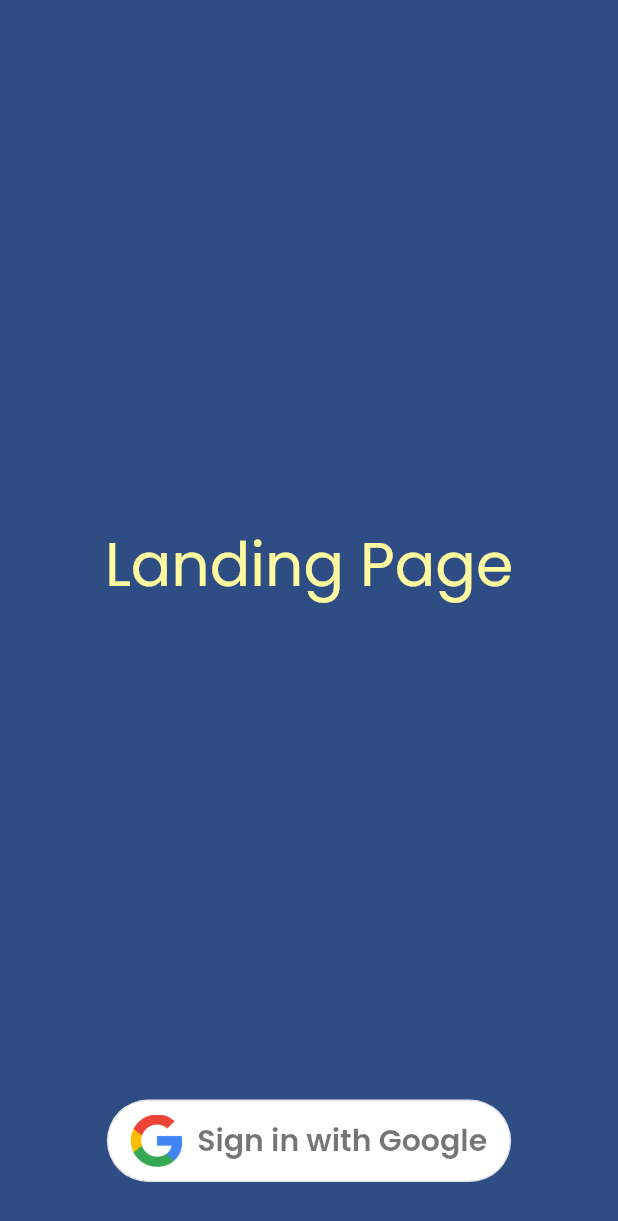
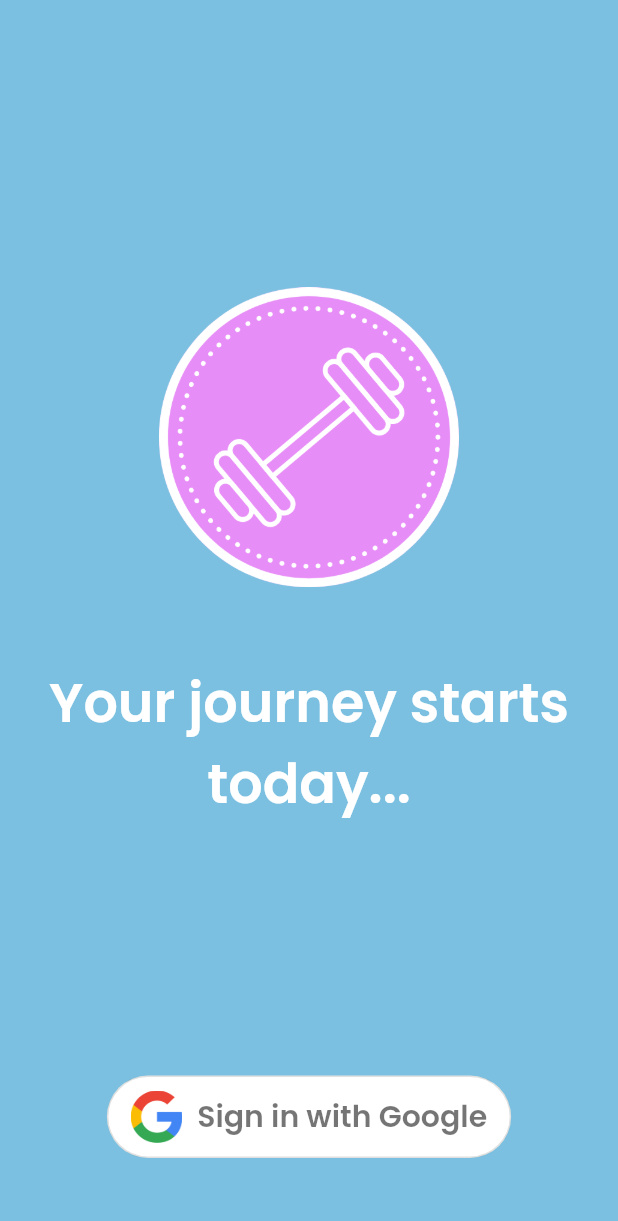
Before and after one commit to alexisbl14/fitness_tracker_app, a Flutter app: the screen it shows after launch, on a phone screen of 412 x 824 dp. Shown: the top 1221 px of the screen. Run offline on Flutter 3.47's test engine with Material 2 defaults, Android fonts, the phone set to English and light mode, and no system bars; our stand-ins replace cloud_firestore, firebase_auth, firebase_core, google_sign_in; accounts and stored records are empty.

Commit message:
Updated sign-in screen

```diff
--- a/lib/screens/home/home_page.dart
+++ b/lib/screens/home/home_page.dart
@@ -1,6 +1,6 @@
 // ignore_for_file: prefer_const_constructors, prefer_const_literals_to_create_immutables
 
-import 'dart:ffi';
+//import 'dart:ffi';
 
 import 'package:firebase_auth/firebase_auth.dart';
 import 'package:fitness_tracker_app/services/FBAuthentication.dart';
--- a/lib/screens/page/sign_in_screen.dart
+++ b/lib/screens/page/sign_in_screen.dart
@@ -1,4 +1,5 @@
 import 'package:fitness_tracker_app/services/FBAuthentication.dart';
+import 'package:fitness_tracker_app/widgets/workout_logo_widget.dart';
 import 'package:flutter/cupertino.dart';
 import 'package:flutter/material.dart';
 
@@ -16,7 +17,7 @@ class _SignInScreenState extends State<SignInScreen> {
   @override
   Widget build(BuildContext context) {
     return Scaffold(
-      backgroundColor: const Color.fromARGB(255, 46, 77, 133),
+      backgroundColor: const Color.fromARGB(255, 123, 192, 224),
       body: SafeArea(
         child: Padding(
           padding: const EdgeInsets.only(
@@ -33,13 +34,16 @@ class _SignInScreenState extends State<SignInScreen> {
                   mainAxisSize: MainAxisSize.min,
                   mainAxisAlignment: MainAxisAlignment.center,
                   children: const [
-                    SizedBox(height: 20),
+                    WorkoutLogoWidget(),
+                    SizedBox(height: 50),
                     Text(
-                      'Landing Page',
+                      'Your journey starts today...',
                       style: TextStyle(
-                        color: Color.fromARGB(255, 252, 249, 159),
-                        fontSize: 40,
+                        color: Color.fromARGB(255, 255, 255, 255),
+                        fontSize: 36,
+                        fontWeight: FontWeight.w700
                       ),
+                      textAlign: TextAlign.center,
                     ),
                   ],
                 ),
--- a/lib/widgets/google_sign_in_button.dart
+++ b/lib/widgets/google_sign_in_button.dart
@@ -18,7 +18,7 @@ class _GoogleSignInButtonState extends State<GoogleSignInButton> {
   @override
   Widget build(BuildContext context) {
     return Padding(
-      padding: const EdgeInsets.only(bottom: 16.0),
+      padding: const EdgeInsets.only(bottom: 32.0),
       child: _isSigningIn
           ? const CircularProgressIndicator(
         valueColor: AlwaysStoppedAnimation<Color>(Colors.white),
--- /dev/null
+++ b/lib/widgets/workout_logo_widget.dart
@@ -0,0 +1,22 @@
+import 'package:flutter/cupertino.dart';
+
+class WorkoutLogoWidget extends StatelessWidget {
+  const WorkoutLogoWidget({Key? key}) : super(key: key);
+
+  @override
+  Widget build(BuildContext context) {
+    return Padding(
+      padding: const EdgeInsets.only(top: 24.0),
+      child: Row(
+        mainAxisSize: MainAxisSize.min,
+        mainAxisAlignment: MainAxisAlignment.center,
+        children: const [
+          Image(
+              image: AssetImage("assets/icons/workout_logo.png"),
+              height: 200
+          )
+        ],
+      )
+    );
+  }
+}
--- a/pubspec.yaml
+++ b/pubspec.yaml
@@ -76,6 +76,7 @@ flutter:
     - assets/icons/home_icon.png
     - assets/icons/settings_icon.png
     - assets/icons/workouts_icon.png
+    - assets/icons/workout_logo.png
     - assets/
 
   # An image asset can refer to one or more resolution-specific "variants", see
```
Also changed, not shown: assets/icons/workout_logo.png (added), 1 other file.
